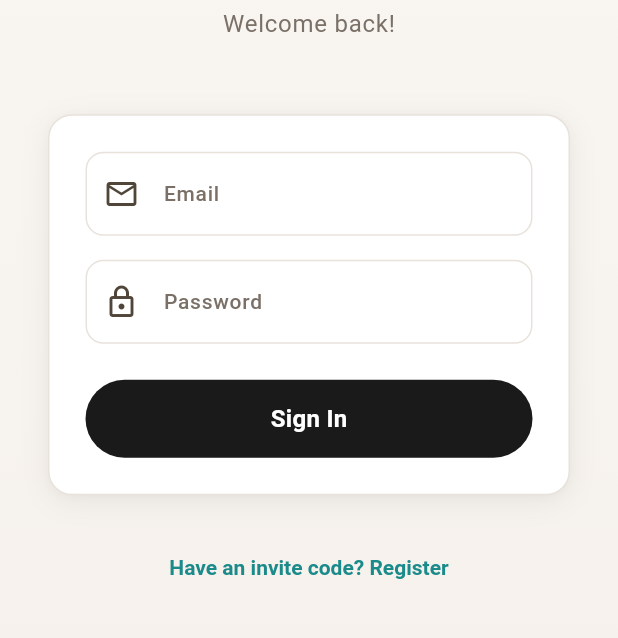
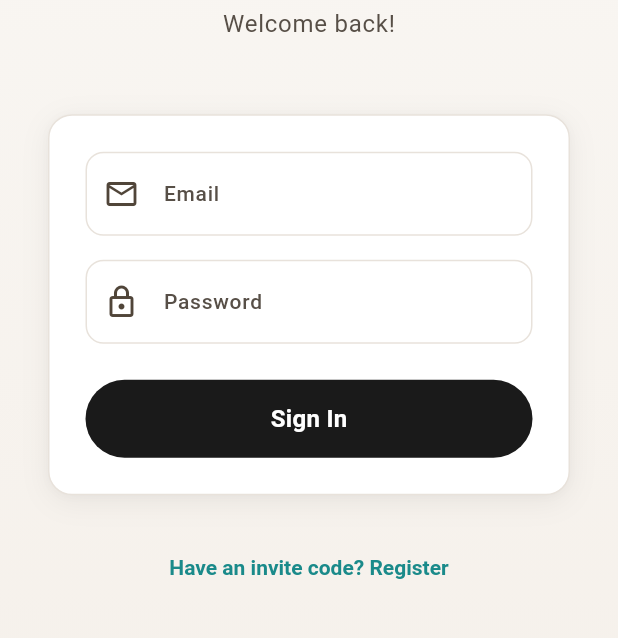
Before and after one commit to Biggjuann/BetterMouseTrap, a Flutter app: the screen it shows after launch, on a phone screen of 412 x 824 dp, the part 419-1057 px from its top. Run offline on Flutter 3.47's test engine with Material 3 defaults, Android fonts, the phone set to English and light mode, and no system bars; our stand-ins replace flutter_markdown, shared_preferences.

Commit message:
Darken text colors for better readability on cream backgrounds
Co-Authored-By: Claude Opus 4.6 <noreply@anthropic.com>

```diff
--- a/flutter_app/lib/theme.dart
+++ b/flutter_app/lib/theme.dart
@@ -51,9 +51,9 @@ abstract class AppColors {
 
   // ─ Text
   static const Color ink = Color(0xFF1A1A1A);          // primary text (Etsy near-black)
-  static const Color charcoal = Color(0xFF3D3935);     // secondary text
-  static const Color stone = Color(0xFF7A7067);        // tertiary text
-  static const Color mist = Color(0xFFB5ADA5);         // placeholder / disabled
+  static const Color charcoal = Color(0xFF2D2926);     // secondary text (darkened for readability)
+  static const Color stone = Color(0xFF574F47);        // tertiary text (darkened for readability)
+  static const Color mist = Color(0xFF8A827A);         // placeholder / disabled (darkened for readability)
 
   // ─ Borders & dividers
   static const Color border = Color(0xFFE8E2DB);       // default border
```
